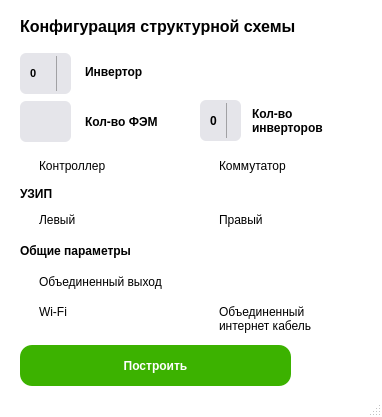
Above: designDrawStructuralScheme.ui from Croud9/Auto-OTR before the change. Below: the same form after it.
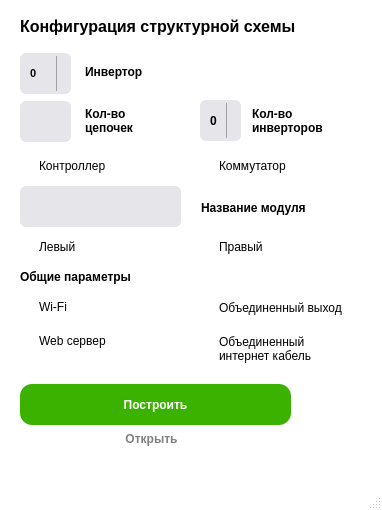
That is the form after the change.

Commit message: fix ui structural scheme and other code refactoring

What changed in the file:
```diff
--- a/designDrawStructuralScheme.ui
+++ b/designDrawStructuralScheme.ui
@@ -10,7 +10,7 @@
     <x>0</x>
     <y>0</y>
     <width>382</width>
-    <height>417</height>
+    <height>510</height>
    </rect>
   </property>
   <property name="font">
@@ -150,7 +150,7 @@
     <property name="geometry">
      <rect>
       <x>20</x>
-      <y>345</y>
+      <y>384</y>
       <width>271</width>
       <height>41</height>
      </rect>
@@ -190,7 +190,7 @@
     <property name="geometry">
      <rect>
       <x>20</x>
-      <y>301</y>
+      <y>296</y>
       <width>111</width>
       <height>22</height>
      </rect>
@@ -281,9 +281,9 @@
     <property name="geometry">
      <rect>
       <x>85</x>
-      <y>114</y>
+      <y>102</y>
       <width>111</width>
-      <height>16</height>
+      <height>38</height>
      </rect>
     </property>
     <property name="font">
@@ -298,14 +298,15 @@
      <string notr="true">background-color: rgba(255,255,255,0); </string>
     </property>
     <property name="text">
-     <string>Кол-во ФЭМ</string>
+     <string>Кол-во
+цепочек</string>
     </property>
    </widget>
    <widget class="QPushButton" name="btnSaveConfig">
     <property name="geometry">
      <rect>
       <x>310</x>
-      <y>343</y>
+      <y>382</y>
       <width>41</width>
       <height>41</height>
      </rect>
@@ -374,7 +375,7 @@
     <property name="geometry">
      <rect>
       <x>200</x>
-      <y>281</y>
+      <y>311</y>
       <width>141</width>
       <height>61</height>
      </rect>
@@ -402,9 +403,9 @@
    <widget class="QCheckBox" name="checkUnitedOut">
     <property name="geometry">
      <rect>
-      <x>20</x>
-      <y>261</y>
-      <width>226</width>
+      <x>200</x>
+      <y>287</y>
+      <width>191</width>
       <height>41</height>
      </rect>
     </property>
@@ -426,41 +427,11 @@
      <string>Объединенный выход</string>
     </property>
    </widget>
-   <widget class="QLabel" name="label_12">
-    <property name="enabled">
-     <bool>true</bool>
-    </property>
-    <property name="geometry">
-     <rect>
-      <x>20</x>
-      <y>184</y>
-      <width>331</width>
-      <height>20</height>
-     </rect>
-    </property>
-    <property name="font">
-     <font>
-      <family>Arial</family>
-      <pointsize>9</pointsize>
-      <weight>75</weight>
-      <bold>true</bold>
-     </font>
-    </property>
-    <property name="styleSheet">
-     <string notr="true">background-color: rgba(255,255,255,0); </string>
-    </property>
-    <property name="text">
-     <string>УЗИП</string>
-    </property>
-    <property name="alignment">
-     <set>Qt::AlignLeading|Qt::AlignLeft|Qt::AlignVCenter</set>
-    </property>
-   </widget>
    <widget class="QCheckBox" name="checkYzipLeft">
     <property name="geometry">
      <rect>
       <x>20</x>
-      <y>209</y>
+      <y>236</y>
       <width>121</width>
       <height>22</height>
      </rect>
@@ -598,7 +569,7 @@
     <property name="geometry">
      <rect>
       <x>200</x>
-      <y>209</y>
+      <y>236</y>
       <width>101</width>
       <height>22</height>
      </rect>
@@ -719,8 +690,8 @@
     <property name="geometry">
      <rect>
       <x>20</x>
-      <y>241</y>
-      <width>331</width>
+      <y>267</y>
+      <width>171</width>
       <height>20</height>
      </rect>
     </property>
@@ -742,6 +713,147 @@
      <set>Qt::AlignLeading|Qt::AlignLeft|Qt::AlignVCenter</set>
     </property>
    </widget>
+   <widget class="QPushButton" name="btnOpenScheme">
+    <property name="geometry">
+     <rect>
+      <x>116</x>
+      <y>423</y>
+      <width>71</width>
+      <height>31</height>
+     </rect>
+    </property>
+    <property name="font">
+     <font>
+      <family>Arial</family>
+      <pointsize>9</pointsize>
+      <weight>75</weight>
+      <italic>false</italic>
+      <bold>true</bold>
+      <underline>false</underline>
+      <strikeout>false</strikeout>
+      <stylestrategy>PreferAntialias</stylestrategy>
+      <kerning>true</kerning>
+     </font>
+    </property>
+    <property name="cursor">
+     <cursorShape>PointingHandCursor</cursorShape>
+    </property>
+    <property name="styleSheet">
+     <string notr="true">QPushButton{
+	background-color:rgba(112, 215, 255, 0);
+	color:rgba(0, 0, 0, 0.5);
+	border: none;
+	border-radius: 5;
+	border-style: outset;
+}
+QPushButton:hover{
+	color: black;
+}
+</string>
+    </property>
+    <property name="text">
+     <string>Открыть</string>
+    </property>
+   </widget>
+   <widget class="QLineEdit" name="inputTitleOtherDevice">
+    <property name="enabled">
+     <bool>true</bool>
+    </property>
+    <property name="geometry">
+     <rect>
+      <x>20</x>
+      <y>186</y>
+      <width>161</width>
+      <height>41</height>
+     </rect>
+    </property>
+    <property name="font">
+     <font>
+      <family>Arial</family>
+      <pointsize>8</pointsize>
+      <weight>75</weight>
+      <bold>true</bold>
+     </font>
+    </property>
+    <property name="toolTip">
+     <string>Количество MPPT в инверторе</string>
+    </property>
+    <property name="styleSheet">
+     <string notr="true">QLineEdit{
+	background-color:rgba(229,229,234,1); 
+	border-radius: 6;
+	border: none;
+	padding-left: 8px
+}
+</string>
+    </property>
+    <property name="inputMask">
+     <string/>
+    </property>
+    <property name="text">
+     <string/>
+    </property>
+    <property name="readOnly">
+     <bool>false</bool>
+    </property>
+    <property name="placeholderText">
+     <string/>
+    </property>
+   </widget>
+   <widget class="QLabel" name="label_22">
+    <property name="enabled">
+     <bool>true</bool>
+    </property>
+    <property name="geometry">
+     <rect>
+      <x>201</x>
+      <y>187</y>
+      <width>151</width>
+      <height>41</height>
+     </rect>
+    </property>
+    <property name="font">
+     <font>
+      <family>Arial</family>
+      <pointsize>9</pointsize>
+      <weight>75</weight>
+      <bold>true</bold>
+     </font>
+    </property>
+    <property name="styleSheet">
+     <string notr="true">background-color: rgba(255,255,255,0); </string>
+    </property>
+    <property name="text">
+     <string>Название модуля</string>
+    </property>
+   </widget>
+   <widget class="QCheckBox" name="checkWebServer">
+    <property name="geometry">
+     <rect>
+      <x>20</x>
+      <y>330</y>
+      <width>121</width>
+      <height>22</height>
+     </rect>
+    </property>
+    <property name="font">
+     <font>
+      <family>Arial</family>
+      <pointsize>9</pointsize>
+      <weight>50</weight>
+      <bold>false</bold>
+     </font>
+    </property>
+    <property name="toolTip">
+     <string>Применяет Y конекторы, если это допустимо </string>
+    </property>
+    <property name="styleSheet">
+     <string notr="true">background-color: rgba(255,255,255,0); </string>
+    </property>
+    <property name="text">
+     <string>Web сервер</string>
+    </property>
+   </widget>
    <zorder>checkYzipRight</zorder>
    <zorder>label_20</zorder>
    <zorder>label_8</zorder>
```
Left out of the diff: 5 changed lines with no effect on the pictures. The commit also changes 24 other files.
